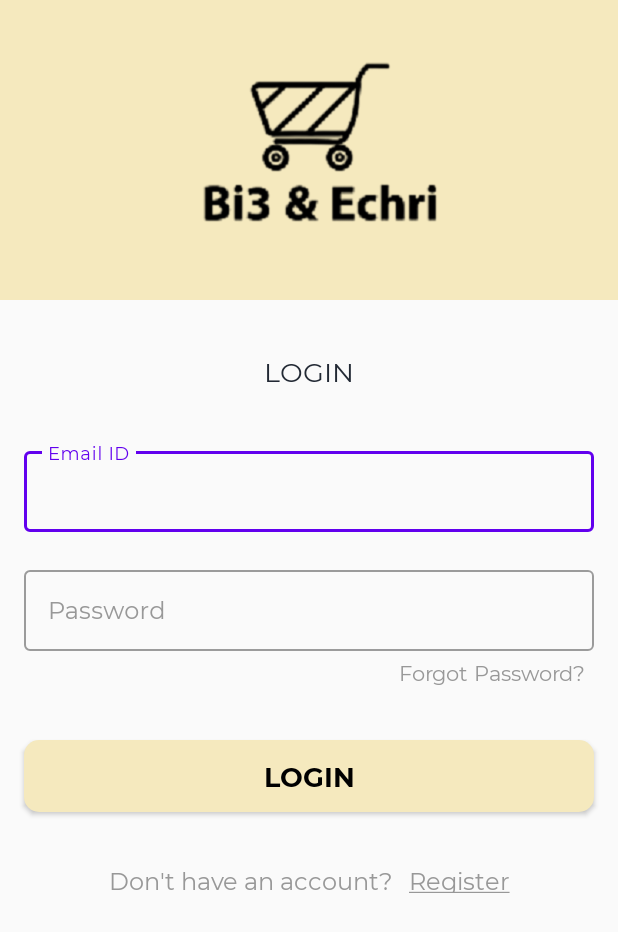
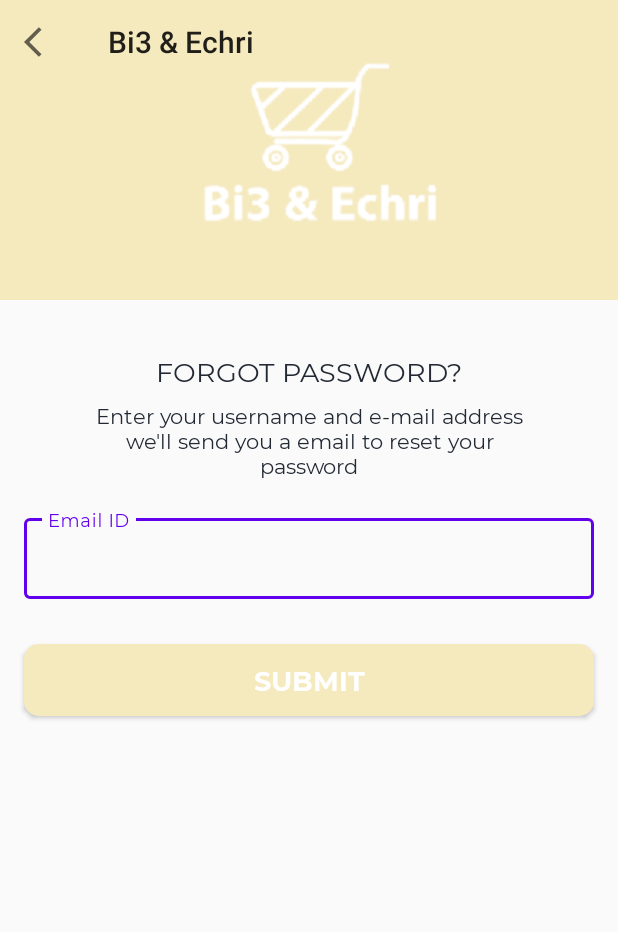
Before and after one commit to maraouine/ShopApp, an Android app: the screen it shows after launch (LoginActivity before the commit, ForgotPasswordActivity after it), after a tap on "Forgot Password?", on a phone screen of 412 x 824 dp. Shown: the top 932 px of the screen. Run offline under Robolectric (Android 15) with nearby library versions, the phone set to English and light mode, and no system bars; our stand-ins replace Firebase (no records; nobody signed in at launch, a user with empty details on screens opened directly).

Commit message:
add IHM forget password : addFrogot Password activity

```diff
--- a/app/src/main/AndroidManifest.xml
+++ b/app/src/main/AndroidManifest.xml
@@ -9,11 +9,15 @@
         android:roundIcon="@mipmap/ic_launcher_round"
         android:supportsRtl="true"
         android:theme="@style/AppTheme">
-        <activity android:name=".activities.BaseActivity"></activity>
+        <activity
+            android:name=".activities.ForgotPasswordActivity"
+            android:screenOrientation="portrait"
+            android:theme="@style/AppTheme.NoActionBar" />
+        <activity android:name=".activities.BaseActivity" />
         <activity
             android:name=".activities.RegisterActivity"
             android:screenOrientation="portrait"
-            android:theme="@style/AppTheme.NoActionBar"></activity>
+            android:theme="@style/AppTheme.NoActionBar" />
         <activity
             android:name=".activities.LoginActivity"
             android:screenOrientation="portrait"
--- /dev/null
+++ b/app/src/main/java/com/example/bi3echri/activities/ForgotPasswordActivity.kt
@@ -0,0 +1,26 @@
+package com.example.bi3echri.activities
+
+import androidx.appcompat.app.AppCompatActivity
+import android.os.Bundle
+import com.example.bi3echri.R
+import kotlinx.android.synthetic.main.activity_forgot_password.*
+import kotlinx.android.synthetic.main.activity_register.*
+
+class ForgotPasswordActivity : AppCompatActivity() {
+    override fun onCreate(savedInstanceState: Bundle?) {
+        super.onCreate(savedInstanceState)
+        setContentView(R.layout.activity_forgot_password)
+        setupActionBar()
+    }
+    private fun setupActionBar ()
+    {
+        setSupportActionBar(toolbar_forgot_password_activity)
+        val actionBar=supportActionBar
+        if(actionBar !=null)
+        {
+            actionBar.setDisplayHomeAsUpEnabled(true)
+            actionBar.setHomeAsUpIndicator(R.drawable.ic_black_colar_back_24dp)
+        }
+        toolbar_forgot_password_activity.setNavigationOnClickListener {onBackPressed()}
+    }
+}
--- a/app/src/main/java/com/example/bi3echri/activities/LoginActivity.kt
+++ b/app/src/main/java/com/example/bi3echri/activities/LoginActivity.kt
@@ -38,7 +38,8 @@ class LoginActivity : BaseActivity(), View.OnClickListener {
         if (view != null) {
             when (view.id) {
                 R.id.tv_forgot_password -> {
-
+                    val intent = Intent(this@LoginActivity, ForgotPasswordActivity::class.java)
+                    startActivity(intent)
                 }
                 R.id.btn_login -> {
                     logInRegisteredUser()
--- /dev/null
+++ b/app/src/main/res/layout/activity_forgot_password.xml
@@ -0,0 +1,113 @@
+<?xml version="1.0" encoding="utf-8"?>
+<!--TODO Step 3: Design the layout for Forgot Password screen.-->
+<!--START-->
+<androidx.constraintlayout.widget.ConstraintLayout xmlns:android="http://schemas.android.com/apk/res/android"
+    xmlns:app="http://schemas.android.com/apk/res-auto"
+    xmlns:tools="http://schemas.android.com/tools"
+    android:layout_width="match_parent"
+    android:layout_height="match_parent"
+    tools:context="activities.ForgotPasswordActivity">
+
+    <FrameLayout
+        android:id="@+id/fl_header_image"
+        android:layout_width="wrap_content"
+        android:layout_height="@dimen/auth_header_image_height"
+        app:layout_constraintEnd_toEndOf="parent"
+        app:layout_constraintStart_toStartOf="parent"
+        app:layout_constraintTop_toTopOf="parent">
+
+        <ImageView
+            android:layout_width="match_parent"
+            android:layout_height="match_parent"
+            android:contentDescription="@string/content_description"
+            android:scaleType="fitXY"
+            android:src="@drawable/auth_screens_background" />
+
+        <ImageView
+            android:layout_width="@dimen/auth_logo_width_size"
+            android:layout_height="@dimen/auth_logo_height_size"
+            android:layout_gravity="center"
+            android:contentDescription="@string/app_name"
+            android:scaleType="fitCenter"
+            android:src="@drawable/tutorials_eu_logo"
+            app:tint="@color/colorWhite" />
+
+        <androidx.appcompat.widget.Toolbar
+            android:id="@+id/toolbar_forgot_password_activity"
+            android:layout_width="match_parent"
+            android:layout_height="?attr/actionBarSize"
+            android:layout_gravity="top" />
+    </FrameLayout>
+
+    <com.example.bi3echri.utils.MSPTextViewBold
+        android:id="@+id/tv_title"
+        android:layout_width="wrap_content"
+        android:layout_height="wrap_content"
+        android:layout_marginTop="35dp"
+        android:text="@string/title_forgot_password"
+        android:textColor="@color/colorPrimaryText"
+        android:textSize="@dimen/forgot_password_title_textSize"
+        app:layout_constraintEnd_toEndOf="parent"
+        app:layout_constraintStart_toStartOf="parent"
+        app:layout_constraintTop_toBottomOf="@id/fl_header_image" />
+
+    <com.myshoppal.utils.MSPTextView
+        android:id="@+id/tv_title_description"
+        android:layout_width="0dp"
+        android:layout_height="wrap_content"
+        android:layout_marginStart="50dp"
+        android:layout_marginTop="8dp"
+        android:layout_marginEnd="50dp"
+        android:gravity="center"
+        android:text="@string/forgot_password_title_description"
+        android:textColor="@color/colorPrimaryText"
+        android:textSize="@dimen/forgot_password_title_description_textSize"
+        app:layout_constraintEnd_toEndOf="parent"
+        app:layout_constraintStart_toStartOf="parent"
+        app:layout_constraintTop_toBottomOf="@id/tv_title" />
+
+    <com.google.android.material.textfield.TextInputLayout
+        android:id="@+id/til_email"
+        style="@style/Widget.MaterialComponents.TextInputLayout.OutlinedBox"
+        android:layout_width="match_parent"
+        android:layout_height="wrap_content"
+        android:layout_marginStart="16dp"
+        android:layout_marginTop="20dp"
+        android:layout_marginEnd="16dp"
+        android:hint="@string/et_hint_email_id"
+        android:textColorHint="@color/colorSecondaryText"
+        app:layout_constraintEnd_toEndOf="parent"
+        app:layout_constraintStart_toStartOf="parent"
+        app:layout_constraintTop_toBottomOf="@id/tv_title_description">
+
+        <com.example.bi3echri.utils.MSPEditText
+            android:id="@+id/et_email"
+            android:layout_width="match_parent"
+            android:layout_height="wrap_content"
+            android:inputType="textEmailAddress"
+            android:padding="@dimen/et_padding"
+            android:textColor="@color/colorPrimaryText"
+            android:textSize="@dimen/et_textSize" />
+    </com.google.android.material.textfield.TextInputLayout>
+
+    <com.example.bi3echri.utils.MSPButton
+        android:id="@+id/btn_submit"
+        android:layout_width="match_parent"
+        android:layout_height="wrap_content"
+        android:layout_gravity="center"
+        android:layout_marginStart="16dp"
+        android:layout_marginTop="30dp"
+        android:layout_marginEnd="16dp"
+        android:background="@drawable/button_background"
+        android:foreground="?attr/selectableItemBackground"
+        android:gravity="center"
+        android:paddingTop="@dimen/btn_padding"
+        android:paddingBottom="@dimen/btn_padding"
+        android:text="@string/btn_lbl_submit"
+        android:textColor="@android:color/white"
+        android:textSize="@dimen/btn_textSize"
+        app:layout_constraintEnd_toEndOf="parent"
+        app:layout_constraintStart_toStartOf="parent"
+        app:layout_constraintTop_toBottomOf="@id/til_email" />
+</androidx.constraintlayout.widget.ConstraintLayout>
+    <!--END-->
--- a/app/src/main/res/values/dimens.xml
+++ b/app/src/main/res/values/dimens.xml
@@ -28,11 +28,16 @@
     <dimen name="button_paddingTop_Bottom">8dp</dimen>
     <!--END-->
 
-    <!--START-->
     <dimen name="progress_dialog_content_padding">10dp</dimen>
     <dimen name="progress_bar_size">50dp</dimen>
     <dimen name="progress_text_marginStart">16dp</dimen>
     <dimen name="progress_text_size">16sp</dimen>
-    <!--END-->
+
+    <dimen name="forgot_password_title_textSize">18sp</dimen>
+    <dimen name="forgot_password_title_description_textSize">14sp</dimen>
+
+    <string name="title_forgot_password">FORGOT PASSWORD?</string>
+    <string name="forgot_password_title_description">Enter your username and e-mail address we\'ll send you a email to reset your password</string>
+    <string name="btn_lbl_submit">Submit</string>
 
 </resources>
```
